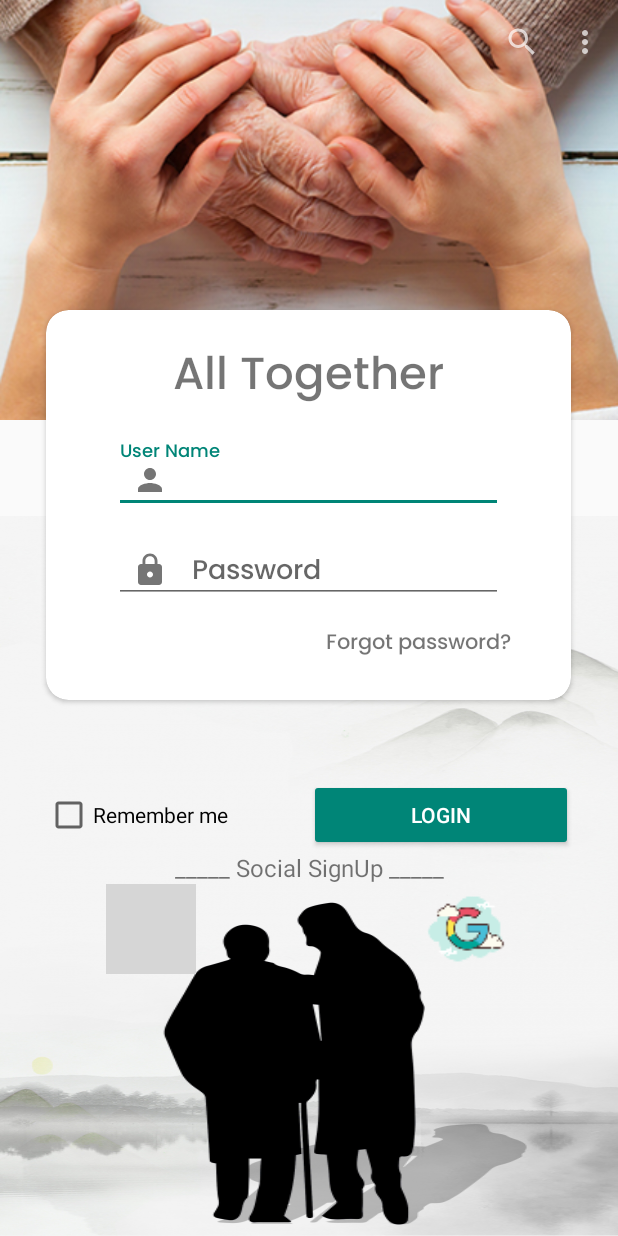
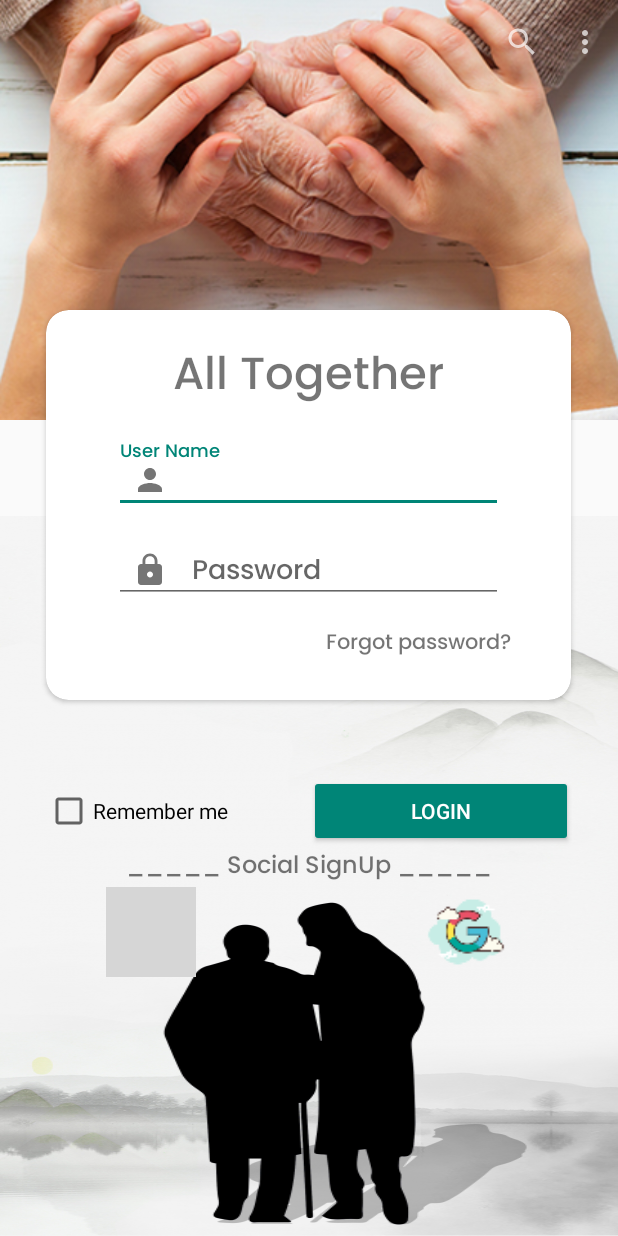
Before and after one commit to Jacob22g/All_Together, an Android app: the screen it shows after launch (MainActivity), on a phone screen of 412 x 824 dp. Run offline under Robolectric (Android 15) with nearby library versions, the phone set to English and light mode, and no system bars; grey boxes are pictures that could not be loaded.

Commit message:
social signup

```diff
--- a/app/src/main/res/layout/activity_main.xml
+++ b/app/src/main/res/layout/activity_main.xml
@@ -177,7 +177,8 @@
                 android:layout_height="wrap_content"
                 android:textSize="16sp"
                 android:text="_____ Social SignUp _____"
-                android:gravity="center"/>
+                android:gravity="center"
+                android:fontFamily="@font/poppins_medium"/>
 
         </LinearLayout>
 
```
Also changed, not shown: app/src/main/res/font/.xml (deleted, +0 -7 lines).
